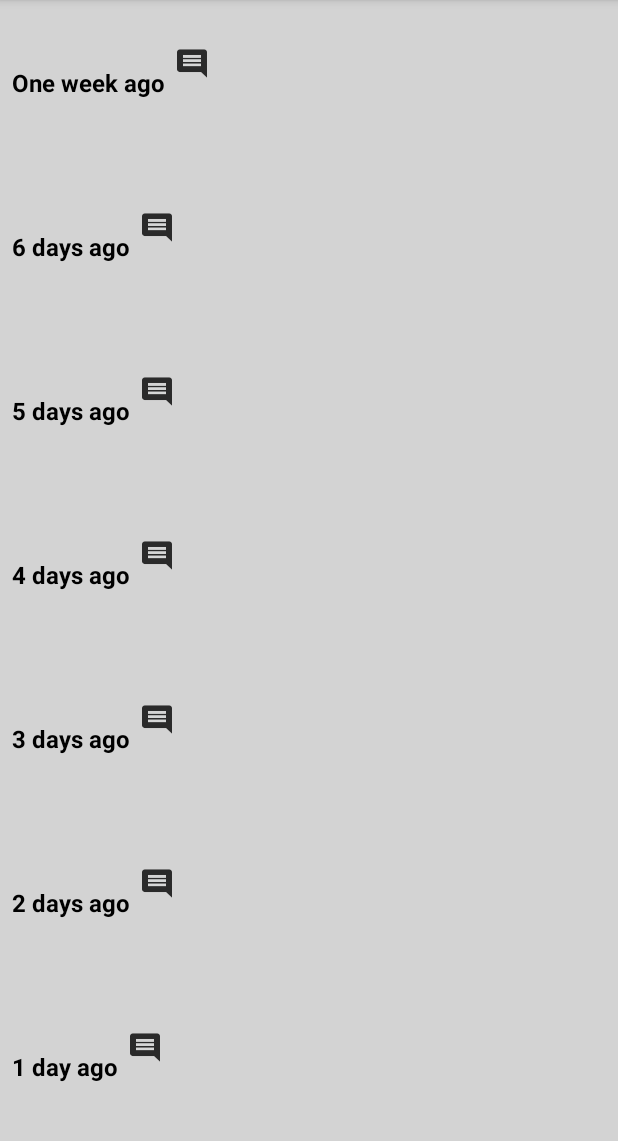
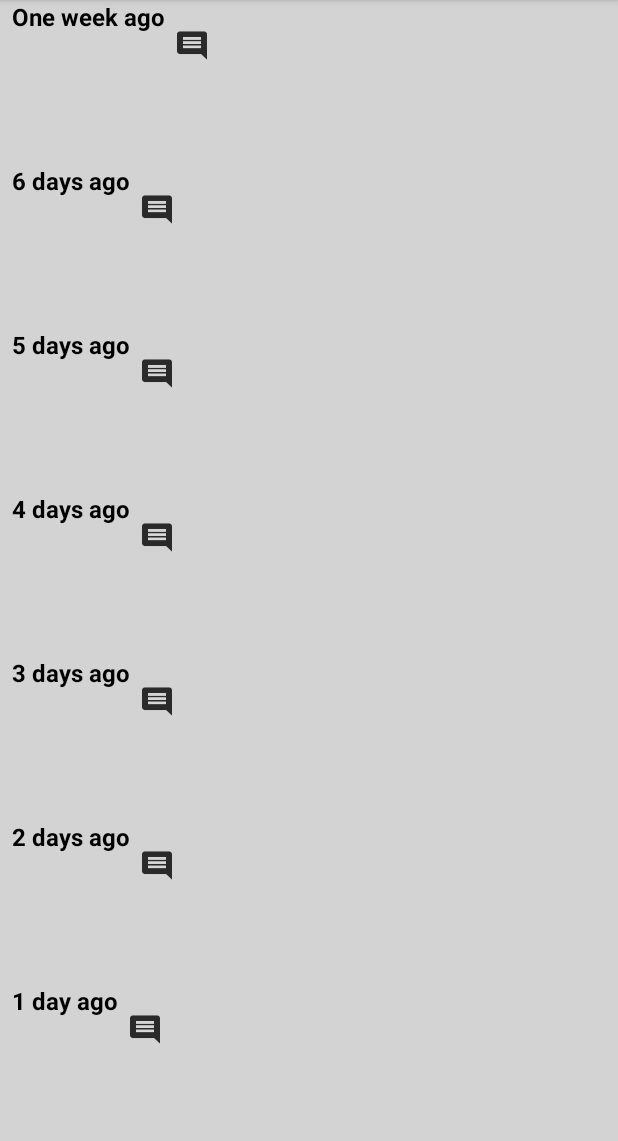
Before and after one commit to gelita/MoodTracker, an Android app: the HistoryActivity screen opened directly, with no data from a screen before it, on a phone screen of 412 x 824 dp, the part 84-1225 px from its top. Run offline under Robolectric (Android 15) with nearby library versions, the light colour scheme and no system bars.

Commit message:
fixed activity_history layout spacing for textview and imageButton

```diff
--- a/app/src/main/res/layout/item_layout.xml
+++ b/app/src/main/res/layout/item_layout.xml
@@ -1,7 +1,6 @@
 <?xml version="1.0" encoding="utf-8"?>
 <androidx.constraintlayout.widget.ConstraintLayout xmlns:android="http://schemas.android.com/apk/res/android"
     xmlns:app="http://schemas.android.com/apk/res-auto"
-    xmlns:tools="http://schemas.android.com/tools"
     android:layout_width="match_parent"
     android:layout_height="wrap_content"
     android:layout_margin="8dp"
@@ -14,14 +13,11 @@
         android:layout_height="wrap_content"
         android:layout_marginStart="8dp"
         android:layout_marginLeft="8dp"
-        android:layout_marginTop="8dp"
-        android:layout_marginBottom="8dp"
+        android:gravity="top"
         android:text="@string/title"
         android:textColor="@android:color/black"
         android:textSize="16sp"
-
         android:textStyle="bold"
-        app:layout_constraintBottom_toBottomOf="parent"
         app:layout_constraintStart_toStartOf="parent"
         app:layout_constraintTop_toTopOf="parent" />
 
@@ -30,9 +26,10 @@
         android:layout_width="20dp"
         android:layout_height="20dp"
         android:layout_marginStart="8dp"
-        android:layout_marginLeft="16dp"
-        android:layout_marginTop="32dp"
+        android:layout_marginLeft="8dp"
+        android:layout_marginTop="20dp"
         android:contentDescription="@string/message_button"
+        android:foregroundGravity="center_vertical"
         app:layout_constraintStart_toEndOf="@+id/tvTitle"
         app:layout_constraintTop_toTopOf="parent"
         app:srcCompat="@drawable/comment" />
--- a/app/src/main/res/values/styles.xml
+++ b/app/src/main/res/values/styles.xml
@@ -7,5 +7,4 @@
         <item name="colorPrimaryDark">@color/colorPrimaryDark</item>
         <item name="colorAccent">@color/colorAccent</item>
     </style>
-
 </resources>
```
